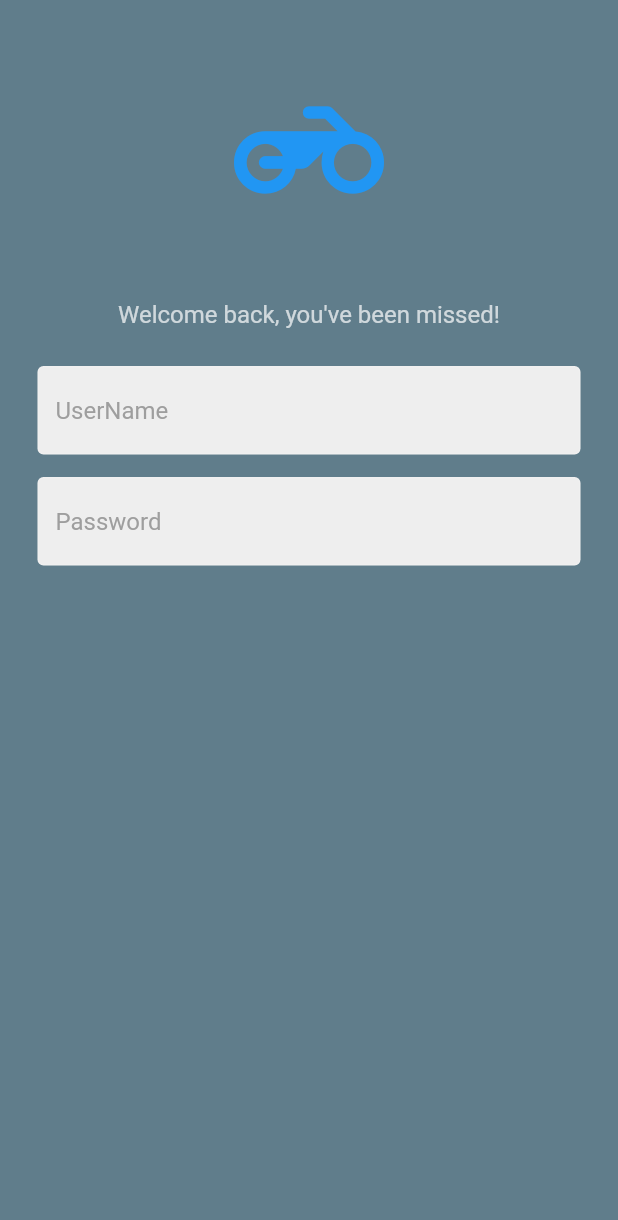
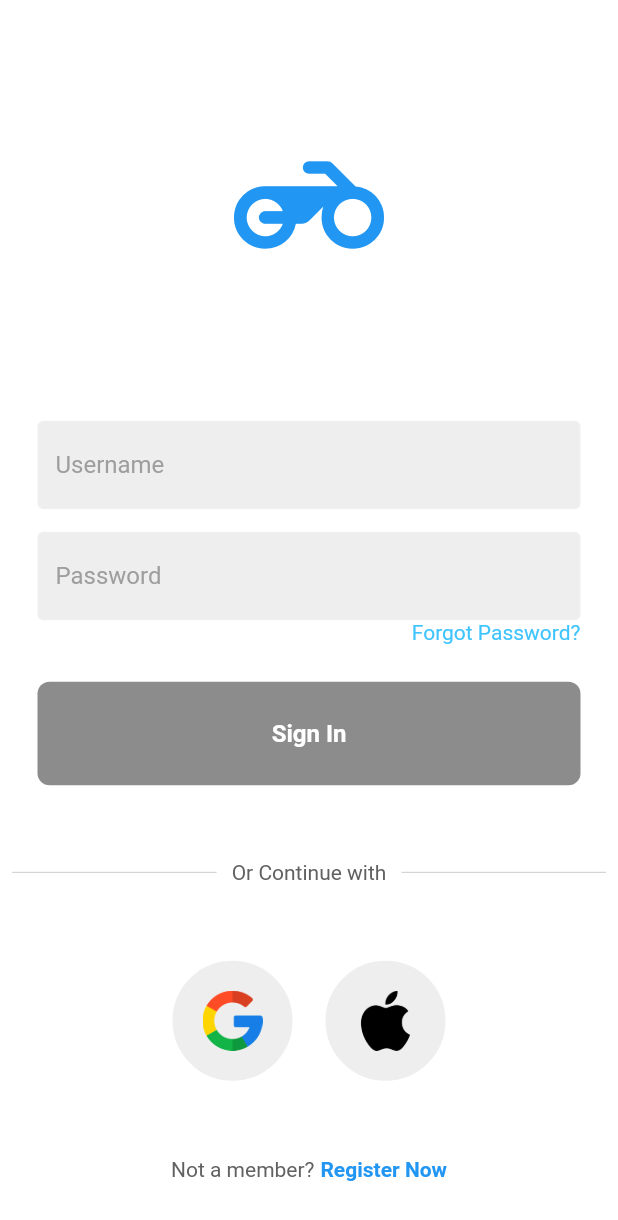
Before and after one commit to Mwita04/login_ui, a Flutter app: the screen it shows after launch, on a phone screen of 412 x 824 dp. Shown: the top 1220 px of the screen. Run offline on Flutter 3.47's test engine with Material 2 defaults, Android fonts, the phone set to English and light mode, and no system bars.

Commit message:
commit on final

```diff
--- /dev/null
+++ b/lib/components/my_button.dart
@@ -0,0 +1,32 @@
+import 'package:flutter/material.dart';
+
+class MyButton extends StatelessWidget {
+  final Function()? onTap;
+
+  const MyButton({super.key, required this.onTap});
+
+  @override
+  Widget build(BuildContext context) {
+    return GestureDetector(
+      onTap: onTap,
+      child: Container(
+        padding: const EdgeInsets.all(25),
+        margin: const EdgeInsets.symmetric(horizontal: 25),
+        decoration: BoxDecoration(
+          color: Colors.black45,
+          borderRadius: BorderRadius.circular(8),
+        ),
+        child: const Center(
+          child: Text(
+            "Sign In",
+            style: TextStyle(
+              color: Colors.white,
+              fontWeight: FontWeight.bold,
+              fontSize: 16,
+            ),
+          ),
+        ),
+      ),
+    );
+  }
+}
--- a/lib/components/my_textfield.dart
+++ b/lib/components/my_textfield.dart
@@ -39,3 +39,4 @@ class MyTextField extends StatelessWidget {
     );
   }
 }
+//CONTINUE FROM 8:50
--- /dev/null
+++ b/lib/components/square_tile.dart
@@ -0,0 +1,23 @@
+import 'package:flutter/material.dart';
+
+class SquareTile extends StatelessWidget {
+  final String imagePath;
+
+  const SquareTile({super.key, required this.imagePath});
+
+  @override
+  Widget build(BuildContext context) {
+    return Container(
+      padding: EdgeInsets.all(20),
+      decoration: BoxDecoration(
+        border: Border.all(color: Colors.white),
+        borderRadius: BorderRadius.circular(56),
+        color: Colors.grey[200],
+      ),
+      child: Image.asset(
+        imagePath,
+        height: 40,
+      ),
+    );
+  }
+}
--- a/lib/pages/login_page.dart
+++ b/lib/pages/login_page.dart
@@ -1,23 +1,30 @@
 // ignore_for_file: prefer_const_constructors, prefer_const_literals_to_create_immutables, unnecessary_string_escapes
 import 'package:flutter/material.dart';
+import 'package:login_ui/components/my_button.dart';
 import 'package:login_ui/components/my_textfield.dart';
+import 'package:login_ui/components/square_tile.dart';
 
 class LoginPage extends StatelessWidget {
- LoginPage({super.key});
+  LoginPage({super.key});
 
   //text editing controllers
   final usernameController = TextEditingController();
   final passwordController = TextEditingController();
 
+  //sign user in method
+  void signUserIn() {}
+
   @override
   Widget build(BuildContext context) {
     return Scaffold(
-      backgroundColor: Colors.blueGrey,
+      backgroundColor: Colors.white70,
       body: SafeArea(
         child: Center(
           child: Column(
+            mainAxisAlignment: MainAxisAlignment.center,
             children: [
               SizedBox(height: 50),
+
               //logo
               Icon(
                 Icons.motorcycle_rounded,
@@ -25,37 +32,116 @@ class LoginPage extends StatelessWidget {
                 color: Colors.blue,
               ),
               SizedBox(height: 50),
+
               //welcome back, you've been missed!
               Text(
                 "Welcome back, you\'ve been missed!",
                 style: TextStyle(color: Colors.white70, fontSize: 16),
               ),
-              SizedBox(height: 25),
+              const SizedBox(height: 25),
 
               //username textfield
               MyTextField(
                 controller: usernameController,
-                hintText: "UserName",
+                hintText: "Username",
                 obscureText: false,
               ),
 
+              SizedBox(height: 15.0),
 
-              SizedBox(height: 15.0),
               //password textfield
               MyTextField(
                 controller: passwordController,
                 hintText: "Password",
                 obscureText: true,
               ),
+
               //forgot password
+              Padding(
+                padding: const EdgeInsets.symmetric(horizontal: 25.0),
+                child: Row(
+                  mainAxisAlignment: MainAxisAlignment.end,
+                  children: [
+                    Text(
+                      'Forgot Password?',
+                      style: TextStyle(color: Colors.lightBlueAccent),
+                    ),
+                  ],
+                ),
+              ),
+              const SizedBox(height: 25),
 
               //sign in button
+              MyButton(
+                onTap: signUserIn,
+              ),
+
+              const SizedBox(height: 50),
 
               //or continue with
+              Padding(
+                padding: const EdgeInsets.symmetric(horizontal: 8.0),
+                child: Row(
+                  children: [
+                    Expanded(
+                      child: Divider(
+                        thickness: 0.5,
+                        color: Colors.grey[400],
+                      ),
+                    ),
+                    Padding(
+                      padding: const EdgeInsets.symmetric(horizontal: 10.0),
+                      child: Text(
+                        'Or Continue with',
+                        style: TextStyle(color: Colors.grey[700]),
+                      ),
+                    ),
+                    Expanded(
+                      child: Divider(
+                        thickness: 0.5,
+                        color: Colors.grey[400],
+                      ),
+                    ),
+                  ],
+                ),
+              ),
+
+              const SizedBox(height: 50),
 
               //google + apple sign in buttons
+              Row(
+                mainAxisAlignment: MainAxisAlignment.center,
+                children: const [
+                  // google sign in button
+                  SquareTile(imagePath: "lib/images/google.png"),
+
+                  SizedBox(width: 20),
+
+                  //apple sign in button
+                  SquareTile(imagePath: "lib/images/apple.png"),
+                ],
+              ),
+
+              const SizedBox(height: 50),
 
               //not a member? register now
+              Row(
+                mainAxisAlignment: MainAxisAlignment.center,
+                children: [
+                  Text(
+                    "Not a member?",
+                    style: TextStyle(
+                      color: Colors.grey[700],
+                    ),
+                  ),
+                  const SizedBox(width: 4),
+                  const Text(
+                    "Register Now",
+                    style: TextStyle(
+                        color: Colors.blue, fontWeight: FontWeight.bold),
+                  ),
+                ],
+              )
             ],
           ),
         ),
```
